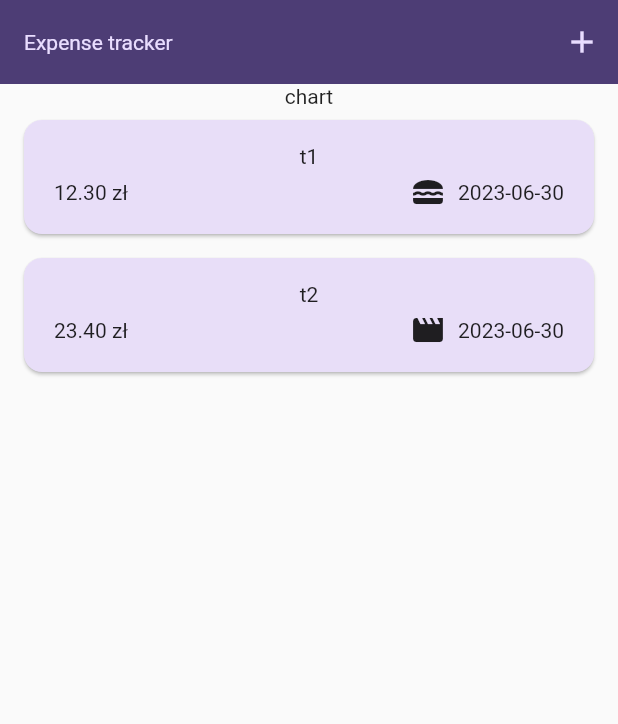
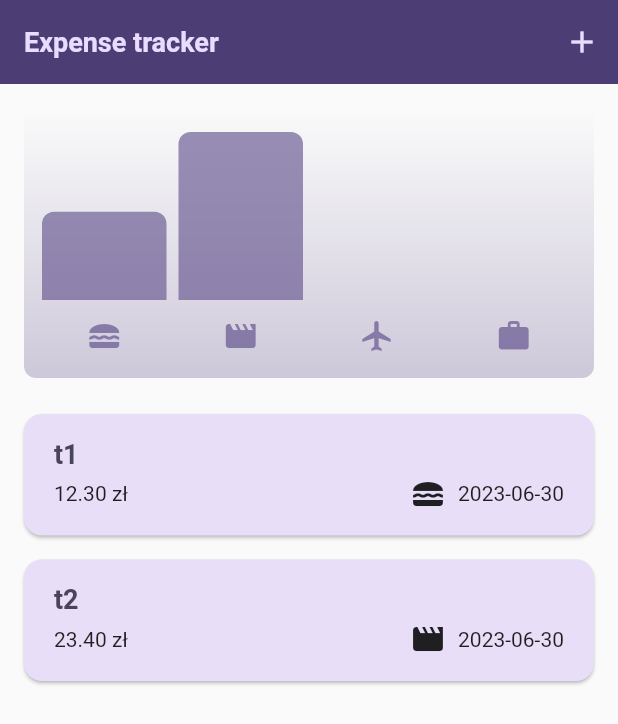
Before and after one commit to sake12/flutter_projects, a Flutter app: the screen it shows after launch, on a phone screen of 412 x 824 dp. Shown: the top 724 px of the screen. Run offline on Flutter 3.47's test engine with Material 2 defaults, Android fonts, the phone set to English and light mode, and no system bars; our stand-ins replace google_fonts.

Commit message:
new module !

```diff
--- a/course_04_expense_tracker/lib/main.dart
+++ b/course_04_expense_tracker/lib/main.dart
@@ -6,8 +6,14 @@ import 'package:intl/intl.dart';
 
 final formatter = DateFormat('yyyy-MM-dd');
 
-var kColorScheme =
-    ColorScheme.fromSeed(seedColor: const Color.fromARGB(255, 96, 59, 181));
+var kColorScheme = ColorScheme.fromSeed(
+  seedColor: const Color.fromARGB(255, 96, 59, 181),
+);
+
+var kDarkColorScheme = ColorScheme.fromSeed(
+  brightness: Brightness.dark,
+  seedColor: const Color.fromARGB(255, 5, 99, 125),
+);
 
 void main() {
   runApp(
@@ -21,6 +27,22 @@ void main() {
         Locale('pl'),
         Locale('en'),
       ],
+      darkTheme: ThemeData.dark().copyWith(
+        useMaterial3: true,
+        cardTheme: const CardTheme().copyWith(
+          color: kDarkColorScheme.secondaryContainer,
+          margin: const EdgeInsets.symmetric(
+            horizontal: 16,
+            vertical: 8,
+          ),
+        ),
+        elevatedButtonTheme: ElevatedButtonThemeData(
+          style: ElevatedButton.styleFrom(
+            backgroundColor: kDarkColorScheme.primaryContainer,
+            foregroundColor: kDarkColorScheme.onPrimaryContainer,
+          ),
+        ),
+      ),
       theme: ThemeData().copyWith(
         useMaterial3: true,
         colorScheme: kColorScheme,
@@ -41,10 +63,13 @@ void main() {
         ),
         textTheme: ThemeData().textTheme.copyWith(
               titleLarge: TextStyle(
-                fontWeight: FontWeight.normal,
+                fontWeight: FontWeight.bold,
                 color: kColorScheme.onSecondaryContainer,
-                fontSize: 14,
-              ))),
+                fontSize: 18,
+              ),
+            ),
+      ),
+      themeMode: ThemeMode.system,
       home: const Expenses(),
     ),
   );
--- a/course_04_expense_tracker/lib/models/expense.dart
+++ b/course_04_expense_tracker/lib/models/expense.dart
@@ -6,7 +6,7 @@ const uuid = Uuid();
 
 enum CategoryEnum { food, travel, leisure, work }
 
-const CategoryIcons = {
+const categoryIcons = {
   CategoryEnum.food: Icons.lunch_dining,
   CategoryEnum.travel: Icons.flight,
   CategoryEnum.leisure: Icons.movie,
@@ -29,3 +29,20 @@ class Expense {
 
   String get formattedDate => formatter.format(date);
 }
+
+class ExpenseBucket {
+  ExpenseBucket({required this.category, required this.expenses});
+
+  ExpenseBucket.forCategory(List<Expense> allExpenses, this.category)
+      : expenses = allExpenses.where((x) => x.category == category).toList();
+
+  final CategoryEnum category;
+  final List<Expense> expenses;
+
+  double get totalExpense {
+    return expenses.fold(
+      0,
+      (previousValue, element) => previousValue + element.amount,
+    );
+  }
+}
--- /dev/null
+++ b/course_04_expense_tracker/lib/widgets/chart/chart.dart
@@ -0,0 +1,94 @@
+import 'package:course_04_expense_tracker/models/expense.dart';
+import 'package:course_04_expense_tracker/widgets/chart/chart_bar.dart';
+import 'package:flutter/material.dart';
+
+class Chart extends StatelessWidget {
+  const Chart({super.key, required this.expenses});
+
+  final List<Expense> expenses;
+
+  List<ExpenseBucket> get buckets {
+    return [
+      ExpenseBucket.forCategory(expenses, CategoryEnum.food),
+      ExpenseBucket.forCategory(expenses, CategoryEnum.leisure),
+      ExpenseBucket.forCategory(expenses, CategoryEnum.travel),
+      ExpenseBucket.forCategory(expenses, CategoryEnum.work),
+    ];
+  }
+
+  double get maxTotalExpense {
+    double maxTotalExpense = 0;
+
+    for (final bucket in buckets) {
+      if (bucket.totalExpense > maxTotalExpense) {
+        maxTotalExpense = bucket.totalExpense;
+      }
+    }
+
+    return maxTotalExpense;
+  }
+
+  @override
+  Widget build(BuildContext context) {
+    final isDarkMode =
+        MediaQuery.of(context).platformBrightness == Brightness.dark;
+    return Container(
+      margin: const EdgeInsets.all(16),
+      padding: const EdgeInsets.symmetric(
+        vertical: 16,
+        horizontal: 8,
+      ),
+      width: double.infinity,
+      height: 180,
+      decoration: BoxDecoration(
+        borderRadius: BorderRadius.circular(8),
+        gradient: LinearGradient(
+          colors: [
+            Theme.of(context).colorScheme.primary.withOpacity(0.3),
+            Theme.of(context).colorScheme.primary.withOpacity(0.0)
+          ],
+          begin: Alignment.bottomCenter,
+          end: Alignment.topCenter,
+        ),
+      ),
+      child: Column(
+        children: [
+          Expanded(
+            child: Row(
+              crossAxisAlignment: CrossAxisAlignment.end,
+              children: [
+                for (final bucket in buckets) // alternative to map()
+                  ChartBar(
+                    fill: bucket.totalExpense == 0
+                        ? 0
+                        : bucket.totalExpense / maxTotalExpense,
+                  )
+              ],
+            ),
+          ),
+          const SizedBox(height: 12),
+          Row(
+            children: buckets
+                .map(
+                  (bucket) => Expanded(
+                    child: Padding(
+                      padding: const EdgeInsets.symmetric(horizontal: 4),
+                      child: Icon(
+                        categoryIcons[bucket.category],
+                        color: isDarkMode
+                            ? Theme.of(context).colorScheme.secondary
+                            : Theme.of(context)
+                                .colorScheme
+                                .primary
+                                .withOpacity(0.7),
+                      ),
+                    ),
+                  ),
+                )
+                .toList(),
+          )
+        ],
+      ),
+    );
+  }
+}
--- /dev/null
+++ b/course_04_expense_tracker/lib/widgets/chart/chart_bar.dart
@@ -0,0 +1,34 @@
+import 'package:flutter/material.dart';
+
+class ChartBar extends StatelessWidget {
+  const ChartBar({
+    super.key,
+    required this.fill,
+  });
+
+  final double fill;
+
+  @override
+  Widget build(BuildContext context) {
+    final isDarkMode =
+        MediaQuery.of(context).platformBrightness == Brightness.dark;
+    return Expanded(
+      child: Padding(
+        padding: const EdgeInsets.symmetric(horizontal: 4),
+        child: FractionallySizedBox(
+          heightFactor: fill,
+          child: DecoratedBox(
+            decoration: BoxDecoration(
+              shape: BoxShape.rectangle,
+              borderRadius:
+                  const BorderRadius.vertical(top: Radius.circular(8)),
+              color: isDarkMode
+                  ? Theme.of(context).colorScheme.secondary
+                  : Theme.of(context).colorScheme.primary.withOpacity(0.65),
+            ),
+          ),
+        ),
+      ),
+    );
+  }
+}
--- a/course_04_expense_tracker/lib/widgets/expenses.dart
+++ b/course_04_expense_tracker/lib/widgets/expenses.dart
@@ -1,3 +1,4 @@
+import 'package:course_04_expense_tracker/widgets/chart/chart.dart';
 import 'package:flutter/material.dart';
 
 import '../models/expense.dart';
@@ -91,7 +92,7 @@ class _ExpensesState extends State<Expenses> {
       ),
       body: Column(
         children: [
-          const Text('chart'),
+          Chart(expenses: _registeredExpenses),
           Expanded(child: mainContent),
         ],
       ),
--- a/course_04_expense_tracker/lib/widgets/expenses_list/expense_item.dart
+++ b/course_04_expense_tracker/lib/widgets/expenses_list/expense_item.dart
@@ -15,8 +15,13 @@ class ExpenseItem extends StatelessWidget {
           horizontal: 20,
           vertical: 16,
         ),
-        child: Column(children: [
-          Text(expense.title),
+        child: Column(
+          crossAxisAlignment: CrossAxisAlignment.start,
+          children: [
+            Text(
+              expense.title,
+              style: Theme.of(context).textTheme.titleLarge,
+            ),
             const SizedBox(height: 4),
             Row(
               children: [
@@ -24,14 +29,15 @@ class ExpenseItem extends StatelessWidget {
                 const Spacer(),
                 Row(
                   children: [
-                  Icon(CategoryIcons[expense.category]),
+                    Icon(categoryIcons[expense.category]),
                     const SizedBox(width: 8),
                     Text(expense.formattedDate),
                   ],
+                ),
+              ],
             )
           ],
-          )
-        ]),
+        ),
       ),
     );
   }
--- a/course_04_expense_tracker/lib/widgets/expenses_list/expenses_list.dart
+++ b/course_04_expense_tracker/lib/widgets/expenses_list/expenses_list.dart
@@ -19,6 +19,11 @@ class ExpensesList extends StatelessWidget {
       itemCount: expensesList.length,
       itemBuilder: (context, index) => Dismissible(
         key: ValueKey(expensesList[index]),
+        background: Container(
+          color: Theme.of(context).colorScheme.error.withOpacity(0.75),
+          margin: EdgeInsets.symmetric(
+              horizontal: Theme.of(context).cardTheme.margin!.horizontal),
+        ),
         onDismissed: (direction) {
           onRemoveExpense(expensesList[index]);
         },
```
Lines whose indentation alone changed are shown as unchanged.
